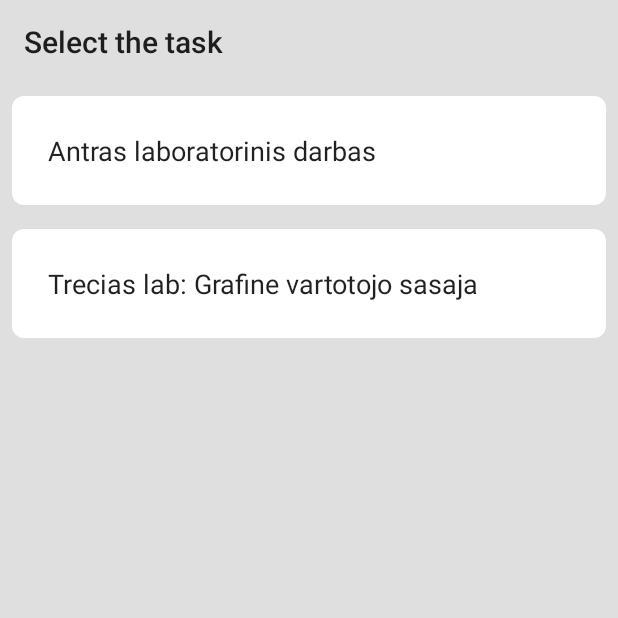
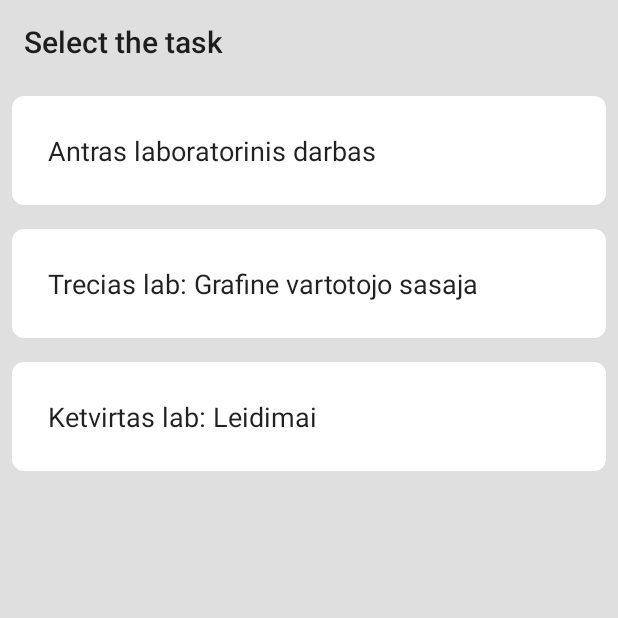
Before and after one commit to gsamsonas/mobiliuju-programavimas, an Android app: the screen it shows after launch (MainActivity), on a phone screen of 412 x 824 dp, the top half of it. Run offline under Robolectric (Android 15) with nearby library versions, the phone set to English and light mode, and no system bars; our stand-ins replace Dagger/Hilt's generated code, Timber, data binding, navigation-ui.

Commit message:
add web view fragment

```diff
--- a/app/src/main/AndroidManifest.xml
+++ b/app/src/main/AndroidManifest.xml
@@ -2,6 +2,8 @@
 <manifest xmlns:android="http://schemas.android.com/apk/res/android"
     xmlns:tools="http://schemas.android.com/tools"
     package="com.gsamsonas.mobiliujuprogramavimas">
+
+    <uses-permission android:name="android.permission.INTERNET"/>
 
     <application
         android:allowBackup="true"
--- a/app/src/main/java/com/gsamsonas/mobiliujuprogramavimas/fragments/MainFragment.kt
+++ b/app/src/main/java/com/gsamsonas/mobiliujuprogramavimas/fragments/MainFragment.kt
@@ -33,6 +33,9 @@ class MainFragment : Fragment() {
             },
             Pair("Trecias lab: Grafine vartotojo sasaja") {
                 findNavController().navigate(MainFragmentDirections.actionMainFragmentToGraphicalInformationInputFragment())
+            },
+            Pair("Ketvirtas lab: Leidimai") {
+                findNavController().navigate(MainFragmentDirections.actionMainFragmentToWebViewFragment())
             }
         ))
     }
--- a/app/src/main/res/navigation/navigation_main.xml
+++ b/app/src/main/res/navigation/navigation_main.xml
@@ -16,6 +16,9 @@
         <action
             android:id="@+id/action_mainFragment_to_graphicalInformationInputFragment"
             app:destination="@id/graphicalInformationInputFragment" />
+        <action
+            android:id="@+id/action_mainFragment_to_webViewFragment"
+            app:destination="@id/webViewFragment" />
     </fragment>
     <fragment
         android:id="@+id/dynamicTextFragment"
@@ -40,4 +43,9 @@
         android:name="com.gsamsonas.mobiliujuprogramavimas.fragments.GraphicalInformationInputFragment"
         android:label="Grafine vartotojo sasaja"
         tools:layout="@layout/fragment_graphical_information_input"/>
+    <fragment
+        android:id="@+id/webViewFragment"
+        android:name="com.gsamsonas.mobiliujuprogramavimas.fragments.WebViewFragment"
+        android:label="Web View"
+        tools:layout="@layout/fragment_webview"/>
 </navigation>
```
Also changed, not shown: app/src/main/java/com/gsamsonas/mobiliujuprogramavimas/fragments/WebViewFragment.kt (added, +38 -0 lines), app/src/main/res/layout/fragment_webview.xml (added, +38 -0 lines).
